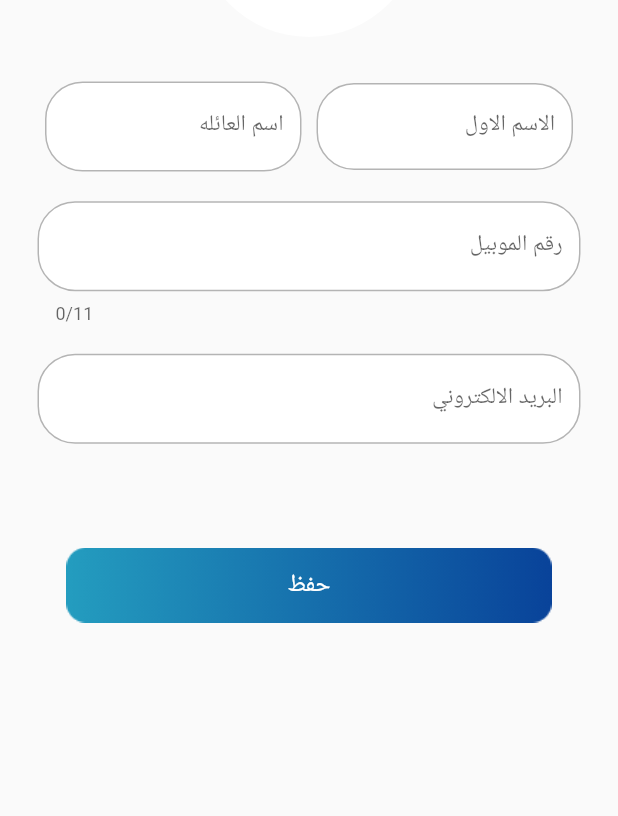
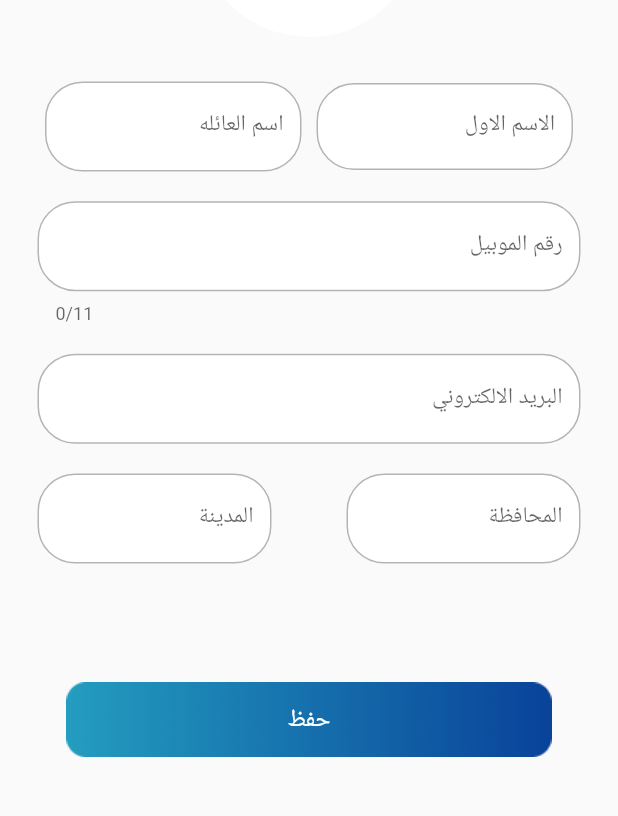
Before and after one commit to MohamedHassan275/PaintAppertmentApp, a Flutter app: the ChangeProfileUserScreen screen opened directly, on a phone screen of 412 x 824 dp, the part 411-1227 px from its top. Run offline on Flutter 3.47's test engine with Material 2 defaults, Android fonts, the phone set to English and light mode, and no system bars; our stand-ins replace carousel_slider, easy_localization, flutter_spinkit, fluttertoast, get, shared_preferences and 2 more; missing offline and left inert: flutter_launch; accounts and stored records are empty.

Commit message:
Initial commit

```diff
--- a/lib/screens/UserScreens/change_profile_user_screen/change_profile_user_screen.dart
+++ b/lib/screens/UserScreens/change_profile_user_screen/change_profile_user_screen.dart
@@ -33,7 +33,7 @@ class _ChangeProfileUserScreenState extends State<ChangeProfileUserScreen> {
       body: SafeArea(
         child: Column(
           children: [
-           Appbarwidget(width: width,height: height),
+            Appbarwidget(width: width, height: height),
             SizedBox(
               height: height * 1.5,
             ),
@@ -129,6 +129,9 @@ class _ChangeProfileUserScreenState extends State<ChangeProfileUserScreen> {
               MobilePhone: MobilePhone,
             ),
             SizedBox(
+              height: height * .5,
+            ),
+            SizedBox(
               height: height * 2.5,
             ),
             CirclerProgressIndicatorWidget(isLoading: false),
@@ -155,11 +158,13 @@ class _ChangeProfileUserScreenState extends State<ChangeProfileUserScreen> {
 }
 
 class Appbarwidget extends StatelessWidget {
-  Appbarwidget({Key? key,required this.width, required this.height}) : super(key: key);
-   double height,width;
+  Appbarwidget({Key? key, required this.width, required this.height})
+      : super(key: key);
+  double height, width;
+
   @override
   Widget build(BuildContext context) {
-    return  Stack(
+    return Stack(
       children: [
         Container(
           height: 119,
@@ -167,8 +172,7 @@ class Appbarwidget extends StatelessWidget {
           decoration: const BoxDecoration(
               color: Themes.ColorApp14,
               borderRadius: BorderRadius.only(
-                  topRight:  Radius.circular(25),
-                  topLeft: Radius.circular(25))),
+                  topRight: Radius.circular(25), topLeft: Radius.circular(25))),
           child: Center(
             child: Text(
               'account_information'.tr,
@@ -187,7 +191,7 @@ class Appbarwidget extends StatelessWidget {
             onTap: () => Get.off(const HomeMainScreen()),
             child: const CircleAvatar(
               backgroundColor: Themes.ColorApp5,
-              child:  Icon(
+              child: Icon(
                 // Get.find<StorageService>()
                 //     .activeLocale
                 //     .languageCode ==
@@ -208,17 +212,21 @@ class UserDetailsWidget extends StatelessWidget {
   // ProfileUserResponseModel? profileUserResponseModel;
   double heightValue, widthValue;
   TextEditingController FirstName = TextEditingController();
-  TextEditingController LastName =  TextEditingController();
-  TextEditingController MobilePhone =  TextEditingController();
-  TextEditingController Email =  TextEditingController();
+  TextEditingController LastName = TextEditingController();
+  TextEditingController MobilePhone = TextEditingController();
+  TextEditingController Email = TextEditingController();
+  TextEditingController Country = TextEditingController();
+  TextEditingController State = TextEditingController();
 
   UserDetailsWidget(
-      {Key? key, required this.FirstName,
+      {Key? key,
+      required this.FirstName,
       required this.LastName,
       required this.Email,
       required this.MobilePhone,
       required this.widthValue,
-      required this.heightValue}) : super(key: key);
+      required this.heightValue})
+      : super(key: key);
 
   @override
   Widget build(BuildContext context) {
@@ -294,6 +302,24 @@ class UserDetailsWidget extends StatelessWidget {
             keyboardType: TextInputType.emailAddress,
             Controller: Email,
             hintText: 'email_address'.tr),
+        SizedBox(
+          height: heightValue * 1,
+        ),
+        Row(
+          mainAxisAlignment: MainAxisAlignment.spaceAround,
+          children: [
+            Expanded(
+                child: CustomTextFieldWidget(
+                    title: 'country',
+                    keyboardType: TextInputType.text,
+                    textEditingController: Country)),
+            Expanded(
+                child: CustomTextFieldWidget(
+                    title: 'state',
+                    keyboardType: TextInputType.text,
+                    textEditingController: State)),
+          ],
+        ),
       ],
     );
   }
--- a/lib/screens/UserScreens/request_my_service_screen/request_my_service_screen.dart
+++ b/lib/screens/UserScreens/request_my_service_screen/request_my_service_screen.dart
@@ -56,6 +56,10 @@ class RequestMyServiceScreen extends StatelessWidget {
                   SizedBox(
                     height: height * .5,
                   ),
+                  CustomTextFieldWidget(title: 'details_service', keyboardType: TextInputType.text, textEditingController: RestRoom),
+                  SizedBox(
+                    height: height * .5,
+                  ),
                   CustomTextFieldWidget(title: 'first_name', keyboardType: TextInputType.text, textEditingController: FirstName),
                   SizedBox(
                     height: height * .5,
--- a/lib/screens/UserScreens/request_service_screen/request_service_screen.dart
+++ b/lib/screens/UserScreens/request_service_screen/request_service_screen.dart
@@ -66,6 +66,10 @@ class _RequestServiceScreenState extends State<RequestServiceScreen> {
                   SizedBox(
                     height: height * .5,
                   ),
+                  CustomTextFieldWidget(title: 'details_service', keyboardType: TextInputType.text, textEditingController: RestRoom),
+                  SizedBox(
+                    height: height * .5,
+                  ),
                   CustomTextFieldWidget(title: 'first_name', keyboardType: TextInputType.text, textEditingController: FirstName),
                   SizedBox(
                     height: height * .5,
--- a/lib/utils/localization/translation.dart
+++ b/lib/utils/localization/translation.dart
@@ -71,7 +71,7 @@ class MyTranslation extends Translations{
       "no_received" : "لم يتم الاستلام",
       "save" : "حفظ",
       "type_of_casting" : "نوع الخدمة",
-      "execution_date" : "موعد تنفيذ الطلب",
+      "execution_date" : "تاريخ تنفيذ الخدمة",
       "mix_type" : "عدد غرف النوم",
       "cement_type" : "عدد الحمامات ",
       "stone_size" : "مقاس الحجر",
@@ -118,6 +118,7 @@ class MyTranslation extends Translations{
       "rate_technical" : "تقييم للعامل",
       "room_number" : "عدد الغرف",
       "rest_room" : "عدد الحمامات",
+      "details_service" : "تفاصيل الخدمة",
       "Your_location_map" : "موقعك علي الخريطه",
       "Your_location_map2" : "موقعك علي الخريطه فارغ",
       "Your_location" : "مكان الطلب",
```
